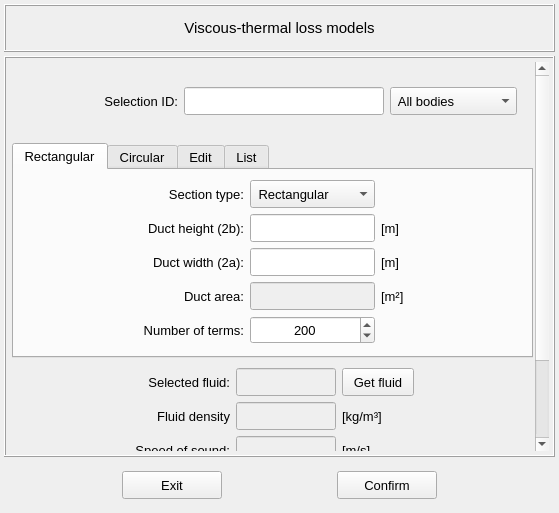
Old version of the form vibra/interface/data/ui_files/model/setup/acoustic/viscous_thermal_model_inputs.ui in the repository MOPT-UFSC/VIBRA.
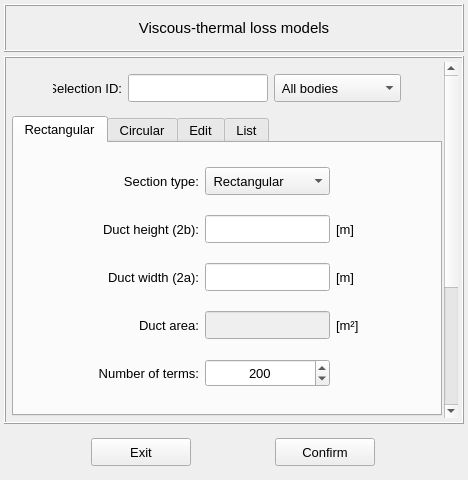
New version of the form. The open tabs and pages were chosen to show the change.

Commit message: Update the viscous thermal ui-related files

What changed in the file:
```diff
--- a/vibra/interface/data/ui_files/model/setup/acoustic/viscous_thermal_model_inputs.ui
+++ b/vibra/interface/data/ui_files/model/setup/acoustic/viscous_thermal_model_inputs.ui
@@ -6,8 +6,8 @@
    <rect>
     <x>0</x>
     <y>0</y>
-    <width>559</width>
-    <height>513</height>
+    <width>468</width>
+    <height>480</height>
    </rect>
   </property>
   <property name="windowTitle">
@@ -105,8 +105,8 @@
           <rect>
            <x>0</x>
            <y>0</y>
-           <width>525</width>
-           <height>495</height>
+           <width>435</width>
+           <height>540</height>
           </rect>
          </property>
          <layout class="QGridLayout" name="gridLayout_5">
@@ -664,6 +664,12 @@
           </item>
           <item row="1" column="0">
            <widget class="QTabWidget" name="tabWidget_main">
+            <property name="minimumSize">
+             <size>
+              <width>0</width>
+              <height>300</height>
+             </size>
+            </property>
             <property name="maximumSize">
              <size>
               <width>16777215</width>
@@ -1810,7 +1816,7 @@
             <property name="minimumSize">
              <size>
               <width>400</width>
-              <height>75</height>
+              <height>48</height>
              </size>
             </property>
             <property name="maximumSize">
@@ -1861,7 +1867,7 @@
                </property>
                <property name="minimumSize">
                 <size>
-                 <width>200</width>
+                 <width>140</width>
                  <height>28</height>
                 </size>
                </property>
@@ -1891,13 +1897,13 @@
               <widget class="QLabel" name="label_12">
                <property name="minimumSize">
                 <size>
-                 <width>150</width>
+                 <width>60</width>
                  <height>28</height>
                 </size>
                </property>
                <property name="maximumSize">
                 <size>
-                 <width>150</width>
+                 <width>120</width>
                  <height>28</height>
                 </size>
                </property>
```
Left out of the diff: 2 changed lines with no effect on the pictures. The commit also changes 2 other files.
